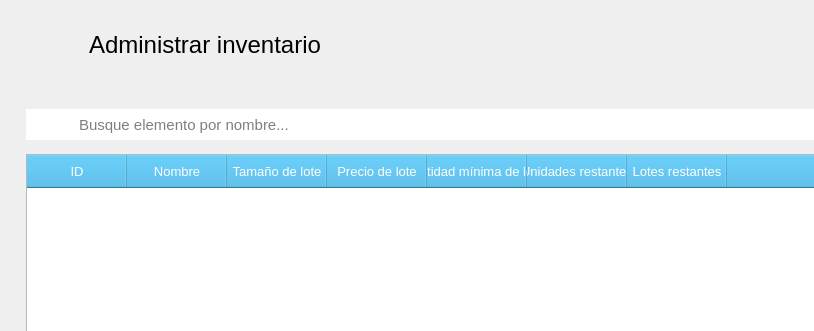
Above: src/AdministrarInventario/Ui_AdministrarInventario.ui from ivanperez-7/printpos before the change; both pictures show x 0 to 814 and y 0 to 331 of the 1085 by 650 pixel window. Below: the same form after it.
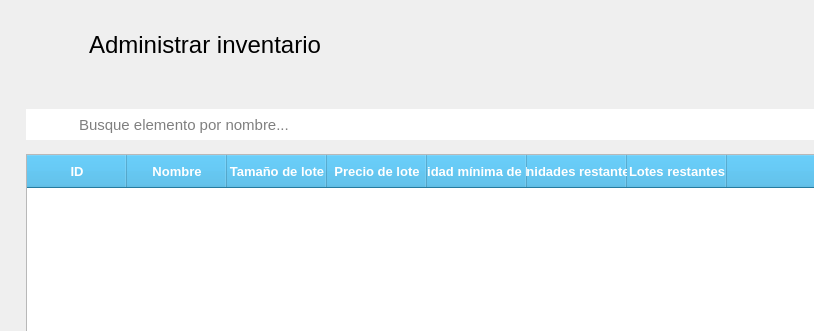
That is the form after the change. Icons and pictures are not drawn.

```diff
--- a/src/AdministrarInventario/Ui_AdministrarInventario.ui
+++ b/src/AdministrarInventario/Ui_AdministrarInventario.ui
@@ -285,13 +285,12 @@
            <widget class="QTableWidget" name="tabla_inventario">
             <property name="font">
              <font>
-              <family>Arial</family>
               <pointsize>10</pointsize>
              </font>
             </property>
             <property name="styleSheet">
              <string notr="true">QHeaderView::section {
-	font: bold 10pt &quot;Arial&quot;;
+	font: bold 10pt;
 	color: rgb(255, 255, 255);
 	background-color: rgb(52, 172, 224);
 
```
Left out of the diff: 3 changed lines with no effect on the pictures.
